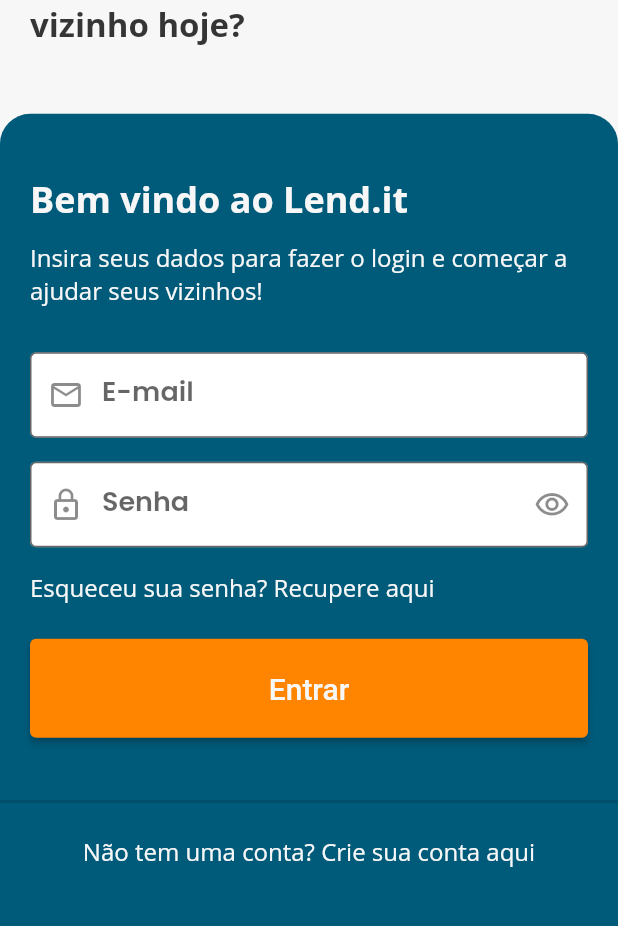
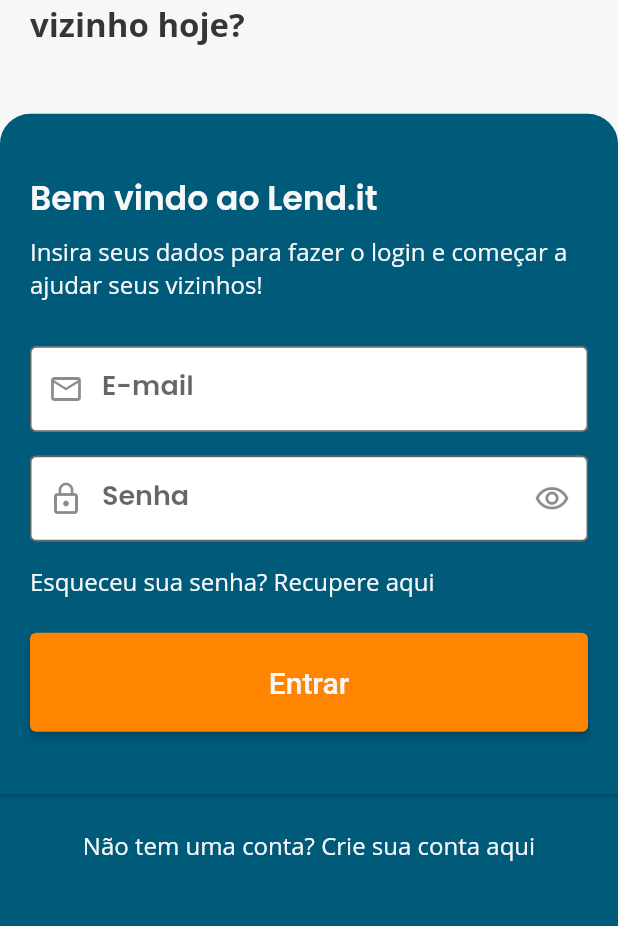
Before and after one commit to Lend-it/Front, a Flutter app: the screen it shows after launch, on a phone screen of 412 x 824 dp, the part 276-1202 px from its top. Run offline on Flutter 3.47's test engine with Material 2 defaults, Android fonts, the phone set to English and light mode, and no system bars; our stand-ins replace flushbar, flutter_svg, geolocator, google_maps_flutter, shared_preferences; missing offline and left inert: smart_select.

Commit message:
refactor: fga-eps-mds/2020.2-Lend.it#79 Add text theme to PageHeading

```diff
--- a/lib/widgets/page_heading.dart
+++ b/lib/widgets/page_heading.dart
@@ -19,20 +19,16 @@ class PageHeading extends StatelessWidget {
       children: [
         Text(
           title,
-          style: TextStyle(
-            fontWeight: FontWeight.bold,
-            color: this.inverted ? lightColor : darkColor,
-            fontSize: 24,
-          ),
+          style: Theme.of(context).textTheme.headline2.copyWith(
+                color: this.inverted ? lightColor : darkColor,
+              ),
         ),
-        SizedBox(height: 12),
+        SizedBox(height: 8),
         Text(
           subtitle,
-          style: TextStyle(
-            fontWeight: FontWeight.normal,
-            color: this.inverted ? lightColor : darkColor,
-            fontSize: 16,
-          ),
+          style: Theme.of(context).textTheme.bodyText2.copyWith(
+                color: this.inverted ? lightColor : darkColor,
+              ),
         ),
       ],
     );
```
